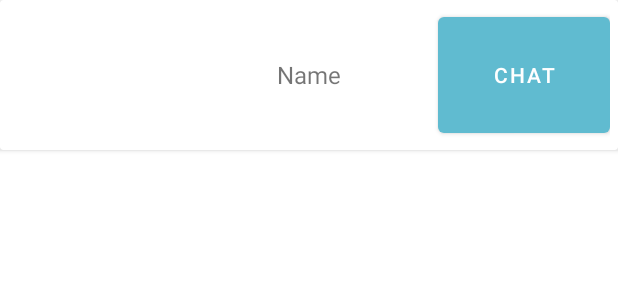
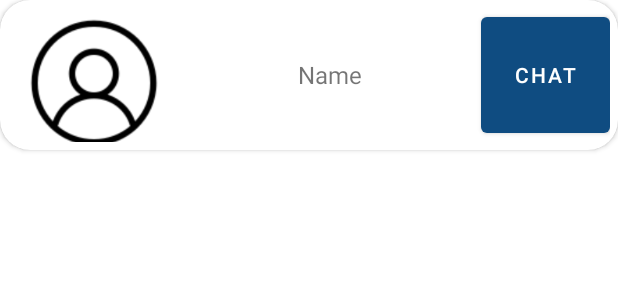
Before and after one commit to jamesdev23/customer_chat_app, an Android app: the layout item_customer_list.xml on its own in the app's theme, with its tools: preview values and no code run, on a phone screen of 412 x 824 dp. Shown: the top 300 px of the screen. Run offline under Robolectric (Android 15) with nearby library versions, the phone set to English and light mode, and no system bars.

Commit message:
renamed chat adapter and chat message model changed themes.xml

```diff
--- a/app/src/main/java/com/example/customerchatapp/MyScrollToBottomObserver.kt
+++ b/app/src/main/java/com/example/customerchatapp/MyScrollToBottomObserver.kt
@@ -2,11 +2,11 @@ package com.example.customerchatapp
 
 import androidx.recyclerview.widget.LinearLayoutManager
 import androidx.recyclerview.widget.RecyclerView
-import com.example.customerchatapp.adapter.FriendlyMessageAdapter
+import com.example.customerchatapp.adapter.CustomerMessageAdapter
 
 class MyScrollToBottomObserver(
     private val recycler: RecyclerView,
-    private val adapter: FriendlyMessageAdapter,
+    private val adapter: CustomerMessageAdapter,
     private val manager: LinearLayoutManager
 ) : RecyclerView.AdapterDataObserver() {
     override fun onItemRangeInserted(positionStart: Int, itemCount: Int) {
--- a/app/src/main/java/com/example/customerchatapp/SignInActivity.kt
+++ b/app/src/main/java/com/example/customerchatapp/SignInActivity.kt
@@ -24,6 +24,8 @@ class SignInActivity : AppCompatActivity() {
         super.onCreate(savedInstanceState)
         binding = ActivitySignInBinding.inflate(layoutInflater)
         setContentView(binding.root)
+
+        supportActionBar?.hide()
     }
 
     public override fun onStart() {
--- a/app/src/main/java/com/example/customerchatapp/model/FriendlyMessage.kt
+++ b/app/src/main/java/com/example/customerchatapp/model/CustomerMessage.kt
@@ -1,6 +1,6 @@
 package com.example.customerchatapp.model
 
-data class FriendlyMessage(
+data class CustomerMessage(
     val text: String? = null,
     val name: String? = null,
     val photoUrl: String? = null,
--- a/app/src/main/res/layout/item_customer_list.xml
+++ b/app/src/main/res/layout/item_customer_list.xml
@@ -1,8 +1,9 @@
 <?xml version="1.0" encoding="utf-8"?>
-<androidx.cardview.widget.CardView
-    xmlns:android="http://schemas.android.com/apk/res/android"
+<androidx.cardview.widget.CardView xmlns:android="http://schemas.android.com/apk/res/android"
     android:layout_width="match_parent"
-    android:layout_height="100dp">
+    android:layout_height="100dp"
+    xmlns:app="http://schemas.android.com/apk/res-auto"
+    app:cardCornerRadius="20dp">
 
     <LinearLayout
         android:layout_width="match_parent"
@@ -16,6 +17,7 @@
             android:layout_height="100dp"
             android:id="@+id/customerlist_avatar"
             android:layout_weight="2"
+            android:src="@drawable/profile"
             android:contentDescription="customer picture" />
 
         <TextView
@@ -25,14 +27,14 @@
             android:textSize="16sp"
             android:layout_width="0dp"
             android:layout_height="match_parent"
-            android:layout_weight="3"/>
+            android:layout_weight="3.5"/>
 
         <Button
             android:id="@+id/btn_chat"
             android:layout_width="0dp"
             android:layout_height="match_parent"
             android:text="Chat"
-            android:layout_weight="2" />
+            android:layout_weight="1.5" />
 
     </LinearLayout>
 
--- a/app/src/main/res/values-night/themes.xml
+++ b/app/src/main/res/values-night/themes.xml
@@ -2,11 +2,11 @@
     <!-- Base application theme. -->
     <style name="Theme.CustomerChatApp" parent="Theme.MaterialComponents.DayNight.DarkActionBar">
         <!-- Primary brand color. -->
-        <item name="colorPrimary">@color/sea_serpent_blue</item>
-        <item name="colorPrimaryVariant">@color/sea_serpent_blue</item>
-        <item name="colorOnPrimary">@color/white</item>
+        <item name="colorPrimary">@color/dark_cerulean_blue</item>
+        <item name="colorPrimaryVariant">@color/dark_cerulean_blue</item>
+        <item name="colorOnPrimary">@color/black</item>
         <!-- Secondary brand color. -->
-        <item name="colorSecondary">@color/middle_blue_green</item>
+        <item name="colorSecondary">@color/dark_sky_blue</item>
         <item name="colorSecondaryVariant">@color/dark_sky_blue</item>
         <item name="colorOnSecondary">@color/black</item>
         <!-- Status bar color. -->
--- a/app/src/main/res/values/themes.xml
+++ b/app/src/main/res/values/themes.xml
@@ -2,11 +2,11 @@
     <!-- Base application theme. -->
     <style name="Theme.CustomerChatApp" parent="Theme.MaterialComponents.DayNight.DarkActionBar">
         <!-- Primary brand color. -->
-        <item name="colorPrimary">@color/sea_serpent_blue</item>
-        <item name="colorPrimaryVariant">@color/sea_serpent_blue</item>
+        <item name="colorPrimary">@color/dark_cerulean_blue</item>
+        <item name="colorPrimaryVariant">@color/dark_cerulean_blue</item>
         <item name="colorOnPrimary">@color/white</item>
         <!-- Secondary brand color. -->
-        <item name="colorSecondary">@color/middle_blue_green</item>
+        <item name="colorSecondary">@color/dark_sky_blue</item>
         <item name="colorSecondaryVariant">@color/dark_sky_blue</item>
         <item name="colorOnSecondary">@color/black</item>
         <!-- Status bar color. -->
```
Also changed, not shown: app/src/main/java/com/example/customerchatapp/ChatActivity.kt (+12 -15 lines), app/src/main/java/com/example/customerchatapp/adapter/CustomerMessageAdapter.kt (renamed from app/src/main/java/com/example/customerchatapp/adapter/FriendlyMessageAdapter.kt, +7 -7 lines).
